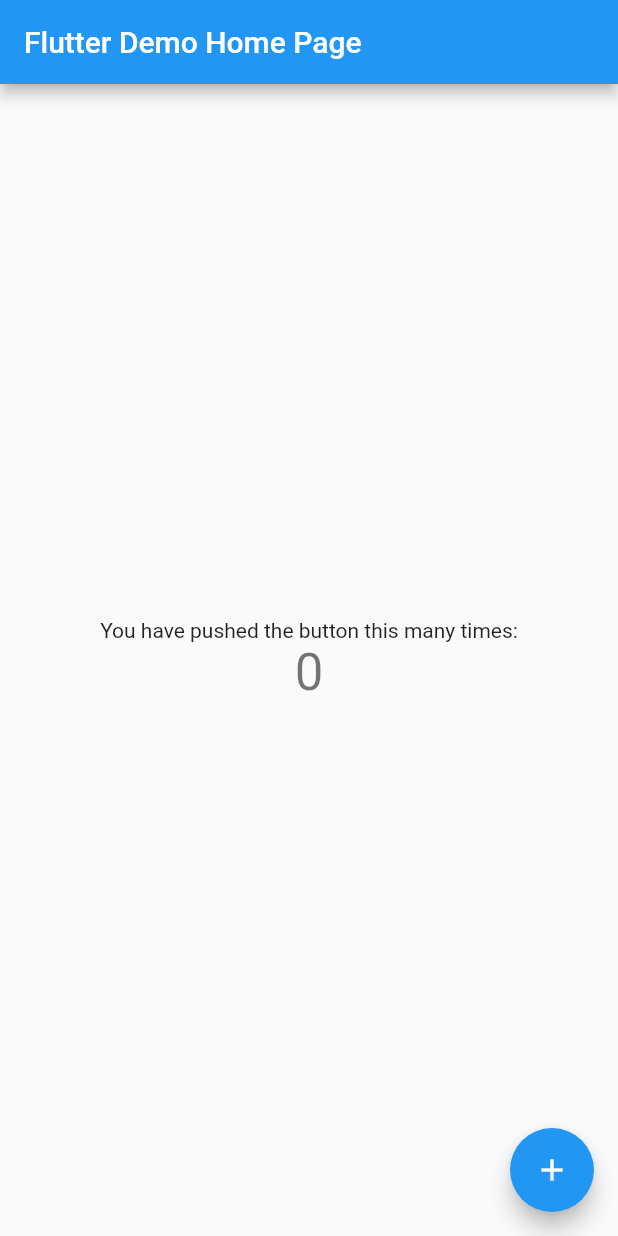
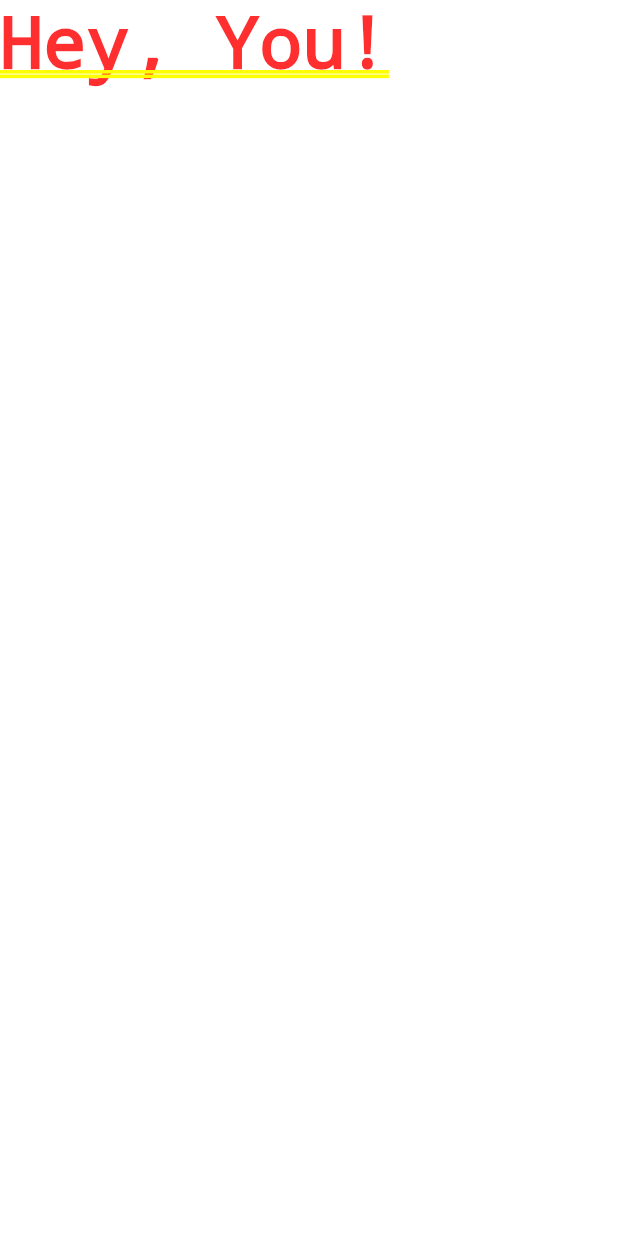
Before and after one commit to DaminduSandaruwan/FlutterMyApp, a Flutter app: the screen it shows after launch, on a phone screen of 412 x 824 dp. Run offline on Flutter 3.47's test engine with Material 2 defaults, Android fonts, the phone set to English and light mode, and no system bars.

Commit message:
Create My Own app

```diff
--- a/lib/main.dart
+++ b/lib/main.dart
@@ -1,111 +1,5 @@
 import 'package:flutter/material.dart';
 
-void main() => runApp(MyApp());
-
-class MyApp extends StatelessWidget {
-  // This widget is the root of your application.
-  @override
-  Widget build(BuildContext context) {
-    return MaterialApp(
-      title: 'Flutter Demo',
-      theme: ThemeData(
-        // This is the theme of your application.
-        //
-        // Try running your application with "flutter run". You'll see the
-        // application has a blue toolbar. Then, without quitting the app, try
-        // changing the primarySwatch below to Colors.green and then invoke
-        // "hot reload" (press "r" in the console where you ran "flutter run",
-        // or simply save your changes to "hot reload" in a Flutter IDE).
-        // Notice that the counter didn't reset back to zero; the application
-        // is not restarted.
-        primarySwatch: Colors.blue,
-      ),
-      home: MyHomePage(title: 'Flutter Demo Home Page'),
-    );
-  }
-}
-
-class MyHomePage extends StatefulWidget {
-  MyHomePage({Key key, this.title}) : super(key: key);
-
-  // This widget is the home page of your application. It is stateful, meaning
-  // that it has a State object (defined below) that contains fields that affect
-  // how it looks.
-
-  // This class is the configuration for the state. It holds the values (in this
-  // case the title) provided by the parent (in this case the App widget) and
-  // used by the build method of the State. Fields in a Widget subclass are
-  // always marked "final".
-
-  final String title;
-
-  @override
-  _MyHomePageState createState() => _MyHomePageState();
-}
-
-class _MyHomePageState extends State<MyHomePage> {
-  int _counter = 0;
-
-  void _incrementCounter() {
-    setState(() {
-      // This call to setState tells the Flutter framework that something has
-      // changed in this State, which causes it to rerun the build method below
-      // so that the display can reflect the updated values. If we changed
-      // _counter without calling setState(), then the build method would not be
-      // called again, and so nothing would appear to happen.
-      _counter++;
-    });
-  }
-
-  @override
-  Widget build(BuildContext context) {
-    // This method is rerun every time setState is called, for instance as done
-    // by the _incrementCounter method above.
-    //
-    // The Flutter framework has been optimized to make rerunning build methods
-    // fast, so that you can just rebuild anything that needs updating rather
-    // than having to individually change instances of widgets.
-    return Scaffold(
-      appBar: AppBar(
-        // Here we take the value from the MyHomePage object that was created by
-        // the App.build method, and use it to set our appbar title.
-        title: Text(widget.title),
-      ),
-      body: Center(
-        // Center is a layout widget. It takes a single child and positions it
-        // in the middle of the parent.
-        child: Column(
-          // Column is also a layout widget. It takes a list of children and
-          // arranges them vertically. By default, it sizes itself to fit its
-          // children horizontally, and tries to be as tall as its parent.
-          //
-          // Invoke "debug painting" (press "p" in the console, choose the
-          // "Toggle Debug Paint" action from the Flutter Inspector in Android
-          // Studio, or the "Toggle Debug Paint" command in Visual Studio Code)
-          // to see the wireframe for each widget.
-          //
-          // Column has various properties to control how it sizes itself and
-          // how it positions its children. Here we use mainAxisAlignment to
-          // center the children vertically; the main axis here is the vertical
-          // axis because Columns are vertical (the cross axis would be
-          // horizontal).
-          mainAxisAlignment: MainAxisAlignment.center,
-          children: <Widget>[
-            Text(
-              'You have pushed the button this many times:',
-            ),
-            Text(
-              '$_counter',
-              style: Theme.of(context).textTheme.display1,
-            ),
-          ],
-        ),
-      ),
-      floatingActionButton: FloatingActionButton(
-        onPressed: _incrementCounter,
-        tooltip: 'Increment',
-        child: Icon(Icons.add),
-      ), // This trailing comma makes auto-formatting nicer for build methods.
-    );
-  }
-}
+void main() => runApp(MaterialApp(
+  home: Text("Hey, You!"),
+));
```
